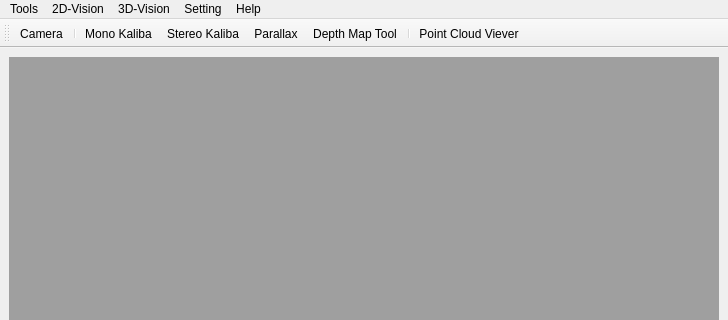
First picture: the form in src/ui/sandbox.ui, repository jiafeng5513/EvisionLight, before the edit; both pictures show x 0 to 728 and y 0 to 320 of the 728 by 523 pixel window.
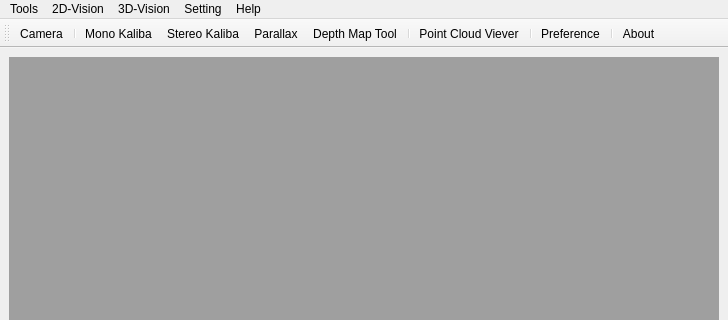
Second picture: the form after the edit. Icons and pictures are not drawn.

What changed in the file:
```diff
--- a/src/ui/sandbox.ui
+++ b/src/ui/sandbox.ui
@@ -86,6 +86,10 @@
    <addaction name="actionDepth_map"/>
    <addaction name="separator"/>
    <addaction name="actionPoint_Cloud_Viever"/>
+   <addaction name="separator"/>
+   <addaction name="actionPreference"/>
+   <addaction name="separator"/>
+   <addaction name="actionAbout"/>
   </widget>
   <action name="actionCamera">
    <property name="icon">
@@ -146,6 +150,15 @@
     <string>About</string>
    </property>
   </action>
+  <action name="actionPreference">
+   <property name="icon">
+    <iconset resource="resProxy.qrc">
+     <normaloff>:/sandbox/resources/Settings.ico</normaloff>:/sandbox/resources/Settings.ico</iconset>
+   </property>
+   <property name="text">
+    <string>Preference</string>
+   </property>
+  </action>
  </widget>
  <resources>
   <include location="ui.resProxy.qrc"/>
```
Left out of the diff: 7 changed lines with no effect on the pictures.
